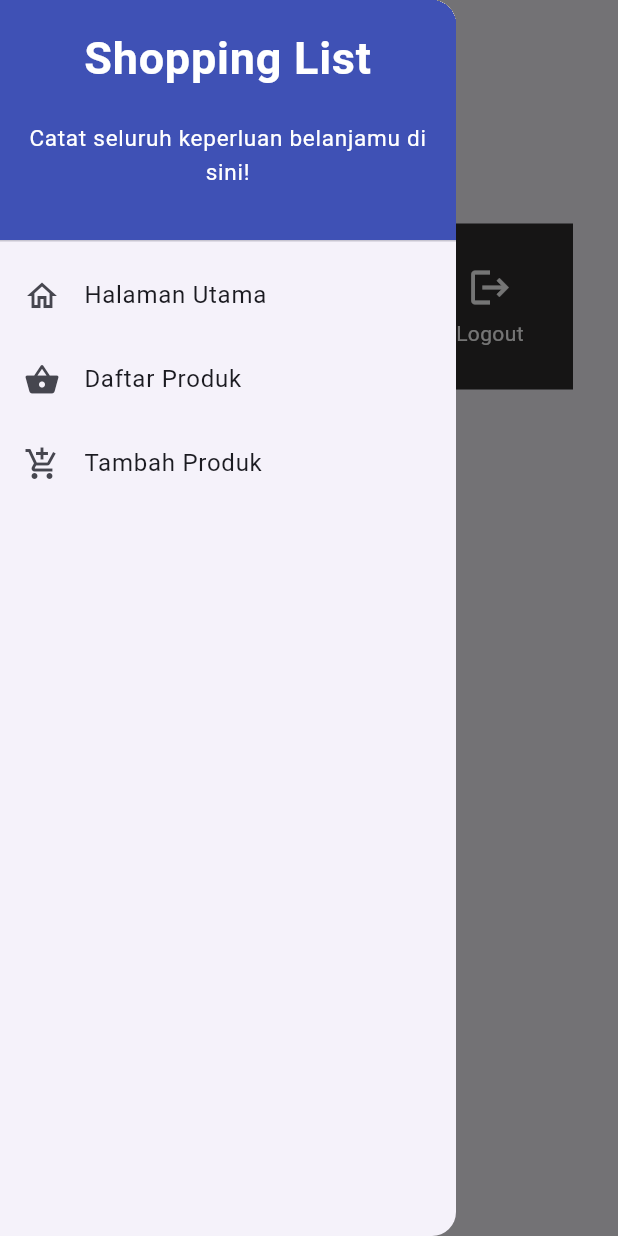
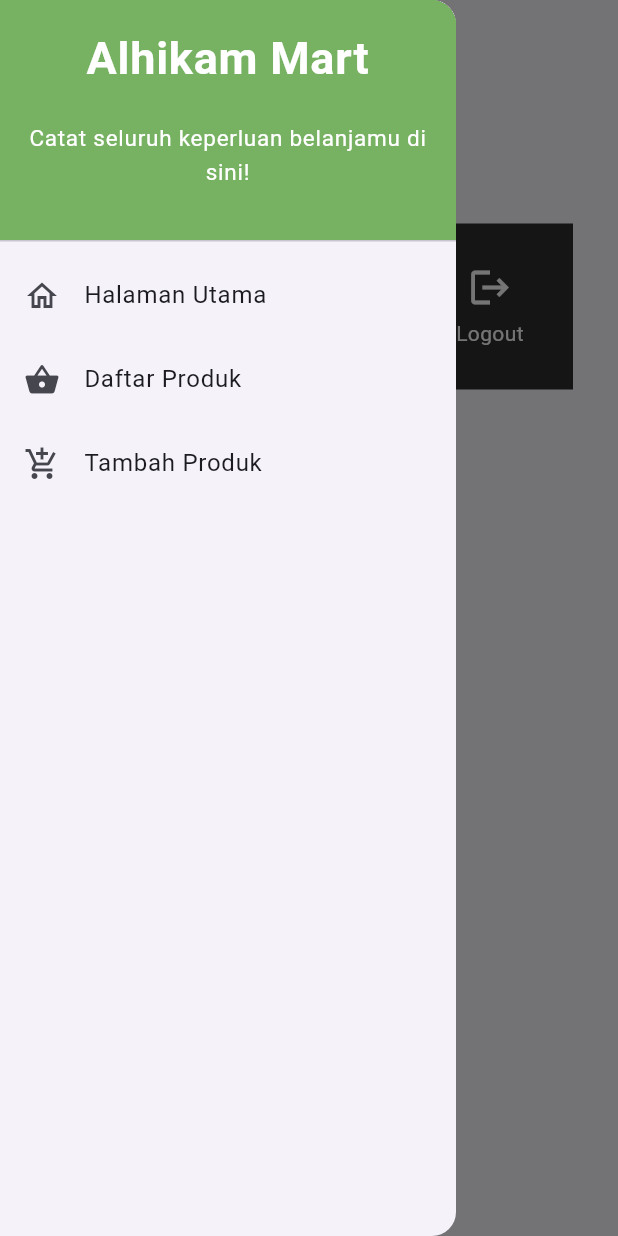
Before and after one commit to azmyar/alhikam_mart_mobile, a Flutter app: the MyHomePage screen opened directly, with the side drawer open, on a phone screen of 412 x 824 dp. Run offline on Flutter 3.47's test engine with Material 2 defaults, Android fonts, the phone set to English and light mode, and no system bars; missing offline and left inert: pbp_django_auth; accounts and stored records are empty; network calls fail.

Commit message:
Bonus 1 Done

```diff
--- /dev/null
+++ b/lib/models/user.dart
@@ -0,0 +1,6 @@
+class User {
+  int id;
+  String username;
+
+  User({required this.id, required this.username});
+}
--- a/lib/screens/menu.dart
+++ b/lib/screens/menu.dart
@@ -3,7 +3,9 @@ import 'package:alhikam_mart_mobile/widgets/left_drawer.dart';
 import 'package:alhikam_mart_mobile/widgets/shop_card.dart';
 
 class MyHomePage extends StatelessWidget {
+
     MyHomePage({Key? key}) : super(key: key);
+
 
     final List<ShopItem> items = [
         ShopItem("Lihat Produk", Icons.checklist, const Color(0xFF77B162)),
--- a/lib/widgets/left_drawer.dart
+++ b/lib/widgets/left_drawer.dart
@@ -14,12 +14,12 @@ class LeftDrawer extends StatelessWidget {
         children: [
           const DrawerHeader(
             decoration: BoxDecoration(
-              color: Colors.indigo,
+              color: Color(0xFF77B162)
             ),
             child: Column(
               children: [
                 Text(
-                  'Shopping List',
+                  'Alhikam Mart',
                   textAlign: TextAlign.center,
                   style: TextStyle(
                     fontSize: 30,
--- a/lib/widgets/shop_card.dart
+++ b/lib/widgets/shop_card.dart
@@ -1,9 +1,7 @@
 import 'package:alhikam_mart_mobile/screens/list_product.dart';
 import 'package:alhikam_mart_mobile/screens/login.dart';
 import 'package:flutter/material.dart';
-import 'package:alhikam_mart_mobile/main.dart';
 import 'package:alhikam_mart_mobile/screens/shoplist_form.dart';
-import 'package:alhikam_mart_mobile/screens/list_product.dart';
 import 'package:pbp_django_auth/pbp_django_auth.dart';
 import 'package:provider/provider.dart';
 
--- a/pubspec.yaml
+++ b/pubspec.yaml
@@ -55,11 +55,12 @@ dev_dependencies:
 
 # The following section is specific to Flutter packages.
 flutter:
-
   # The following line ensures that the Material Icons font is
   # included with your application, so that you can use the icons in
   # the material Icons class.
   uses-material-design: true
+
+provider: ^5.0.3
 
   # To add assets to your application, add an assets section, like this:
   # assets:
```
Also changed, not shown: lib/main.dart (+7 -2 lines), lib/provider.dart (added, +13 -0 lines), lib/screens/list_product.dart (+8 -3 lines), lib/screens/login.dart (+8 -0 lines).
